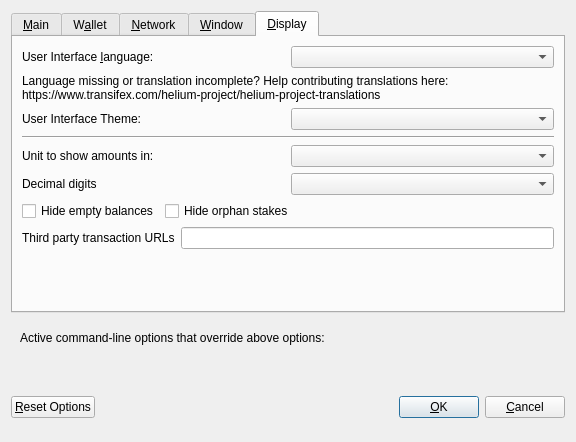
Before: the Qt Designer form src/qt/forms/optionsdialog.ui in heliumchain/squorum, drawn with Qt 5.
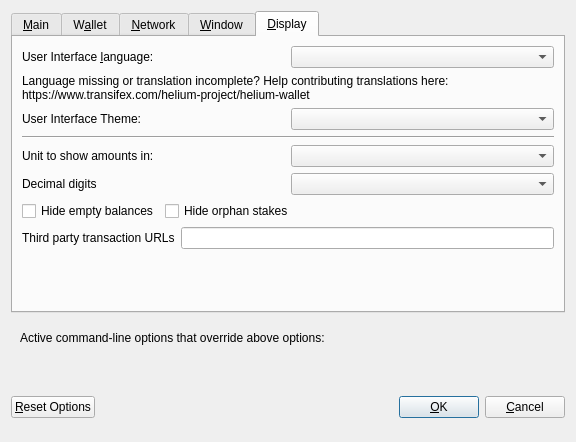
After: the same form once the commit is applied. The open tabs and pages were chosen to show the change. Custom widgets are drawn as their Qt base class.

Commit message: [Qt] Periodic translation update

```diff
--- a/src/qt/forms/optionsdialog.ui
+++ b/src/qt/forms/optionsdialog.ui
@@ -428,7 +428,7 @@
          </property>
          <property name="text">
           <string>Language missing or translation incomplete? Help contributing translations here:
-https://www.transifex.com/helium-project/helium-project-translations</string>
+https://www.transifex.com/helium-project/helium-wallet</string>
          </property>
          <property name="wordWrap">
           <bool>true</bool>
```
The commit also changes 42 other files.
